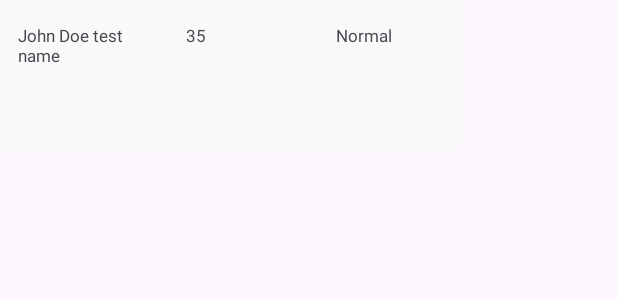
After one commit to MuindiStephen/MobileApplicationDeveloper-Practical, an Android app: the layout patient_list_item_row.xml on its own in the app's theme, with its tools: preview values and no code run, on a phone screen of 412 x 824 dp. The commit adds this screen. Shown: the top 300 px of the screen. Run offline under Robolectric (Android 15) with nearby library versions, the phone set to English and light mode, and no system bars.

```diff
--- /dev/null
+++ b/app/src/main/res/layout/patient_list_item_row.xml
@@ -0,0 +1,67 @@
+<?xml version="1.0" encoding="utf-8"?>
+<androidx.constraintlayout.widget.ConstraintLayout
+    xmlns:android="http://schemas.android.com/apk/res/android"
+    xmlns:app="http://schemas.android.com/apk/res-auto"
+    android:layout_width="wrap_content"
+    android:layout_height="wrap_content">
+
+    <TableLayout
+        android:layout_width="wrap_content"
+        android:layout_height="wrap_content"
+        app:layout_constraintStart_toStartOf="parent"
+        app:layout_constraintEnd_toEndOf="parent"
+        app:layout_constraintTop_toTopOf="parent">
+
+        <TableRow
+            android:layout_width="match_parent"
+            android:layout_height="wrap_content">
+
+            <androidx.constraintlayout.widget.ConstraintLayout
+                android:background="@color/color_shade_gray">
+
+                <TextView
+                    android:id="@+id/textView75"
+                    android:layout_width="100dp"
+                    android:layout_height="100dp"
+                    android:layout_marginStart="8dp"
+                    android:layout_weight="1"
+                    android:ellipsize="end"
+                    android:maxLines="6"
+                    android:paddingStart="4dp"
+                    android:paddingTop="16dp"
+                    android:paddingEnd="4dp"
+                    android:text="John Doe test name"
+                    android:textSize="11sp"
+                    app:layout_constraintBottom_toBottomOf="parent"
+                    app:layout_constraintStart_toStartOf="parent"
+                    app:layout_constraintTop_toTopOf="parent" />
+
+                <TextView
+                    android:id="@+id/textView76"
+                    android:layout_width="100dp"
+                    android:layout_height="100dp"
+                    android:layout_marginStart="0dp"
+                    android:text="35"
+                    android:textSize="11sp"
+                    android:padding="16dp"
+                    android:layout_weight="1"
+                    app:layout_constraintBottom_toBottomOf="@+id/textView75"
+                    app:layout_constraintStart_toEndOf="@+id/textView75"
+                    app:layout_constraintTop_toTopOf="@+id/textView75" />
+
+                <TextView
+                    android:id="@+id/textView77"
+                    android:layout_width="100dp"
+                    android:layout_height="100dp"
+                    android:layout_marginStart="0dp"
+                    android:text="Normal"
+                    android:textSize="11sp"
+                    android:padding="16dp"
+                    android:layout_weight="1"
+                    app:layout_constraintBottom_toBottomOf="@+id/textView76"
+                    app:layout_constraintStart_toEndOf="@+id/textView76"
+                    app:layout_constraintTop_toTopOf="@+id/textView76" />
+            </androidx.constraintlayout.widget.ConstraintLayout>
+        </TableRow>
+    </TableLayout>
+</androidx.constraintlayout.widget.ConstraintLayout>
--- a/app/src/main/res/values/colors.xml
+++ b/app/src/main/res/values/colors.xml
@@ -3,4 +3,5 @@
     <color name="black">#FF000000</color>
     <color name="white">#FFFFFFFF</color>
     <color name="main">#0080FF</color>
+    <color name="color_shade_gray">#F9F9F9</color>
 </resources>
```
Also changed, not shown: app/src/main/res/layout/fragment_patient_listing.xml (+91 -6 lines).
